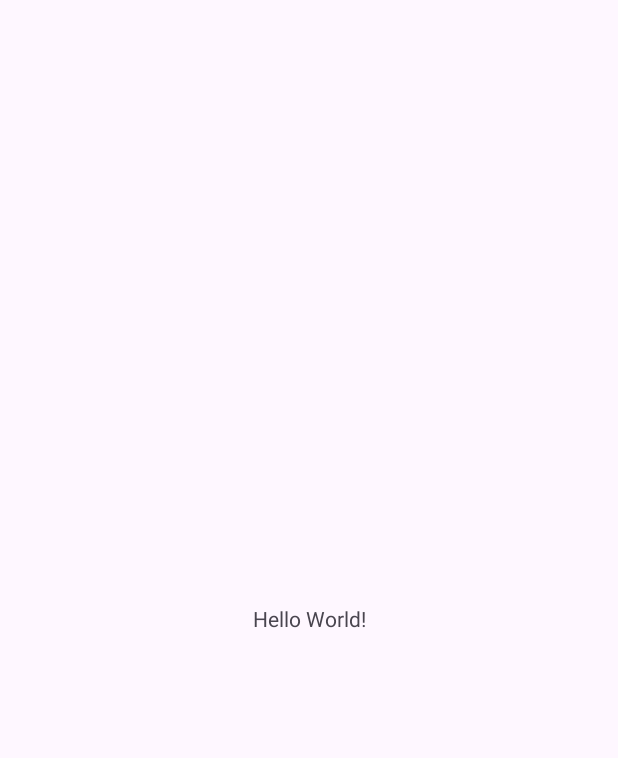
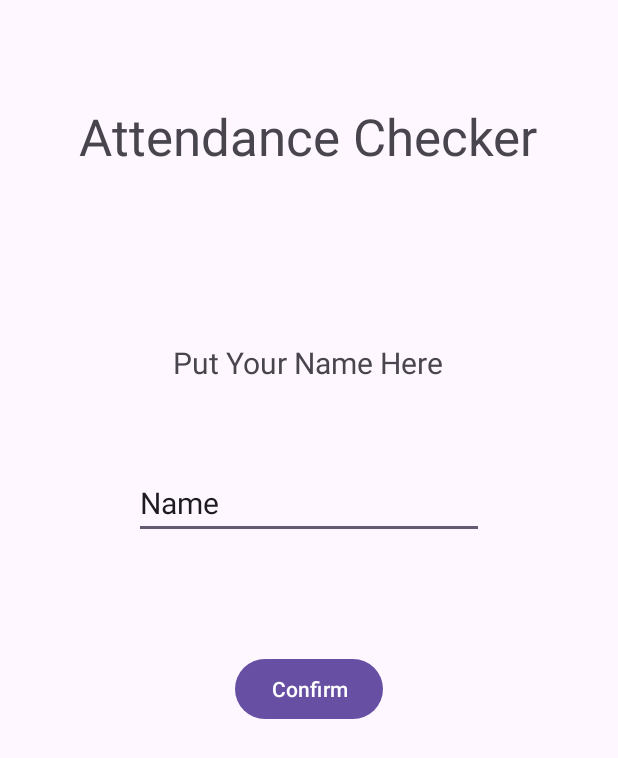
Before and after one commit to feliah1/Mobile-Attendance-Checker, an Android app: the screen it shows after launch (MainActivity), on a phone screen of 412 x 824 dp. Before the commit the part shown is almost empty. Shown: the top 758 px of the screen. Run offline under Robolectric (Android 15) with nearby library versions, the phone set to English and light mode, and no system bars.

Commit message:
ui designing for user and login for admin

```diff
--- a/app/build.gradle.kts
+++ b/app/build.gradle.kts
@@ -29,6 +29,9 @@ android {
         sourceCompatibility = JavaVersion.VERSION_1_8
         targetCompatibility = JavaVersion.VERSION_1_8
     }
+    buildFeatures {
+        viewBinding = true
+    }
 }
 
 dependencies {
@@ -36,6 +39,8 @@ dependencies {
     implementation("androidx.appcompat:appcompat:1.6.1")
     implementation("com.google.android.material:material:1.11.0")
     implementation("androidx.constraintlayout:constraintlayout:2.1.4")
+    implementation("androidx.navigation:navigation-fragment:2.7.6")
+    implementation("androidx.navigation:navigation-ui:2.7.6")
     testImplementation("junit:junit:4.13.2")
     androidTestImplementation("androidx.test.ext:junit:1.1.5")
     androidTestImplementation("androidx.test.espresso:espresso-core:3.5.1")
--- a/app/src/main/res/layout/activity_main.xml
+++ b/app/src/main/res/layout/activity_main.xml
@@ -7,12 +7,61 @@
     tools:context=".MainActivity">
 
     <TextView
+        android:id="@+id/textView"
         android:layout_width="wrap_content"
         android:layout_height="wrap_content"
-        android:text="Hello World!"
-        app:layout_constraintBottom_toBottomOf="parent"
+        android:layout_marginTop="228dp"
+        android:text="Put Your Name Here"
+        android:textSize="20sp"
         app:layout_constraintEnd_toEndOf="parent"
+        app:layout_constraintHorizontal_bias="0.497"
         app:layout_constraintStart_toStartOf="parent"
         app:layout_constraintTop_toTopOf="parent" />
 
+    <EditText
+        android:id="@+id/editTextText"
+        android:layout_width="wrap_content"
+        android:layout_height="wrap_content"
+        android:layout_marginTop="56dp"
+        android:ems="10"
+        android:inputType="text"
+        android:text="Name"
+        android:textSize="20sp"
+        app:layout_constraintEnd_toEndOf="parent"
+        app:layout_constraintStart_toStartOf="parent"
+        app:layout_constraintTop_toBottomOf="@+id/textView" />
+
+    <Button
+        android:id="@+id/button2"
+        android:layout_width="wrap_content"
+        android:layout_height="wrap_content"
+        android:layout_marginTop="76dp"
+        android:text="Confirm"
+        app:layout_constraintEnd_toEndOf="parent"
+        app:layout_constraintStart_toStartOf="parent"
+        app:layout_constraintTop_toBottomOf="@+id/editTextText" />
+
+    <Button
+        android:id="@+id/nameAttendance"
+        android:layout_width="184dp"
+        android:layout_height="45dp"
+        android:layout_marginBottom="16dp"
+        android:text="Go to Admin"
+        android:visibility="invisible"
+        app:layout_constraintBottom_toBottomOf="parent"
+        app:layout_constraintEnd_toEndOf="parent"
+        app:layout_constraintHorizontal_bias="0.929"
+        app:layout_constraintStart_toStartOf="parent" />
+
+    <TextView
+        android:id="@+id/textView2"
+        android:layout_width="wrap_content"
+        android:layout_height="wrap_content"
+        android:layout_marginTop="68dp"
+        android:text="Attendance Checker"
+        android:textSize="34sp"
+        app:layout_constraintEnd_toEndOf="parent"
+        app:layout_constraintHorizontal_bias="0.495"
+        app:layout_constraintStart_toStartOf="parent"
+        app:layout_constraintTop_toTopOf="parent" />
 </androidx.constraintlayout.widget.ConstraintLayout>
--- /dev/null
+++ b/app/src/main/res/values-land/dimens.xml
@@ -0,0 +1,3 @@
+<resources>
+    <dimen name="fab_margin">48dp</dimen>
+</resources>
--- /dev/null
+++ b/app/src/main/res/values-v23/themes.xml
@@ -0,0 +1,9 @@
+<resources xmlns:tools="http://schemas.android.com/tools">
+
+    <style name="Theme.FInalProjectAttendanceChecker" parent="Base.Theme.FInalProjectAttendanceChecker">
+        <!-- Transparent system bars for edge-to-edge. -->
+        <item name="android:navigationBarColor">@android:color/transparent</item>
+        <item name="android:statusBarColor">@android:color/transparent</item>
+        <item name="android:windowLightStatusBar">?attr/isLightTheme</item>
+    </style>
+</resources>
--- /dev/null
+++ b/app/src/main/res/values-w1240dp/dimens.xml
@@ -0,0 +1,3 @@
+<resources>
+      <dimen name="fab_margin">200dp</dimen>
+   </resources>
--- /dev/null
+++ b/app/src/main/res/values-w600dp/dimens.xml
@@ -0,0 +1,3 @@
+<resources>
+      <dimen name="fab_margin">48dp</dimen>
+   </resources>
--- /dev/null
+++ b/app/src/main/res/values/dimens.xml
@@ -0,0 +1,3 @@
+<resources>
+    <dimen name="fab_margin">16dp</dimen>
+</resources>
```
Also changed, not shown: app/src/main/AndroidManifest.xml (+8 -0 lines), app/src/main/java/com/example/finalprojectattendancechecker/MainActivity2.java (added, +14 -0 lines), app/src/main/java/com/example/finalprojectattendancechecker/MainActivity3.java (added, +14 -0 lines), app/src/main/res/layout/activity_main2.xml (added, +72 -0 lines), app/src/main/res/layout/activity_main3.xml (added, +9 -0 lines), app/src/main/res/navigation/nav_graph.xml (added, +28 -0 lines), app/src/main/res/navigation/nav_graph2.xml (added, +28 -0 lines), app/src/main/res/values/strings.xml (+43 -0 lines).
